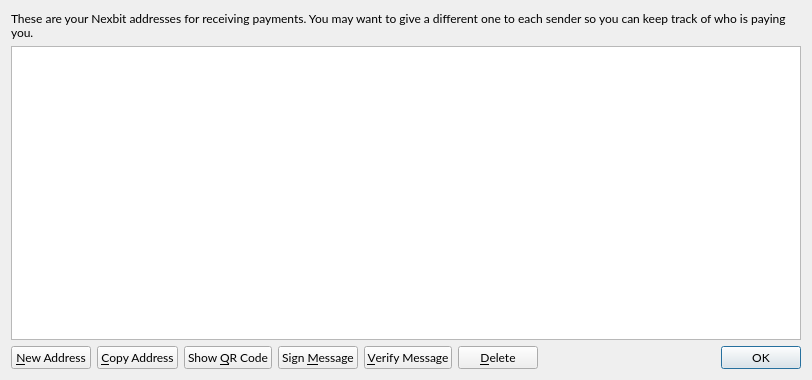
First picture: the form in src/qt/forms/addressbookpage.ui, repository nexbitproject/nexbit, before the edit.
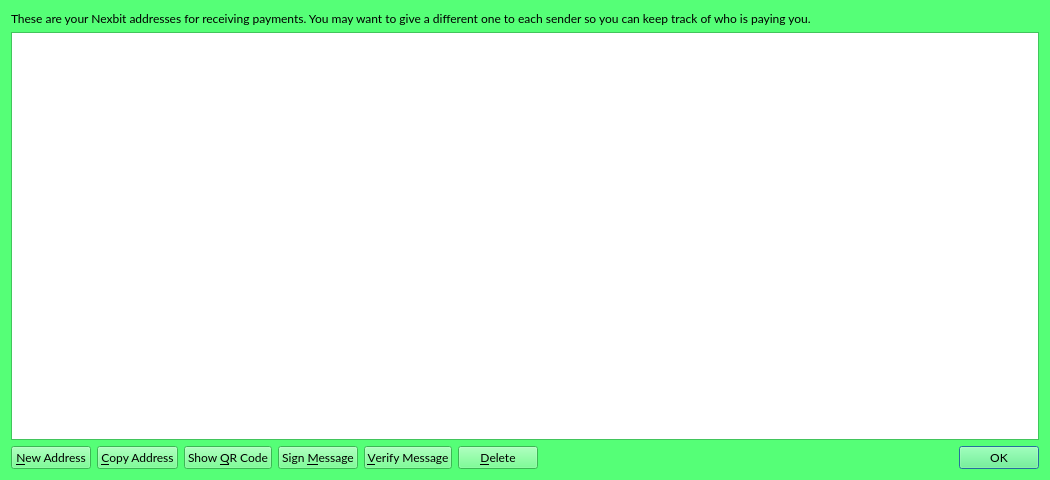
Second picture: the form after the edit. Icons and pictures are not drawn.

```diff
--- a/src/qt/forms/addressbookpage.ui
+++ b/src/qt/forms/addressbookpage.ui
@@ -6,10 +6,452 @@
    <rect>
     <x>0</x>
     <y>0</y>
-    <width>812</width>
-    <height>380</height>
+    <width>1050</width>
+    <height>480</height>
    </rect>
   </property>
+  <property name="palette">
+   <palette>
+    <active>
+     <colorrole role="WindowText">
+      <brush brushstyle="SolidPattern">
+       <color alpha="255">
+        <red>0</red>
+        <green>0</green>
+        <blue>0</blue>
+       </color>
+      </brush>
+     </colorrole>
+     <colorrole role="Button">
+      <brush brushstyle="SolidPattern">
+       <color alpha="255">
+        <red>85</red>
+        <green>255</green>
+        <blue>119</blue>
+       </color>
+      </brush>
+     </colorrole>
+     <colorrole role="Light">
+      <brush brushstyle="SolidPattern">
+       <color alpha="255">
+        <red>213</red>
+        <green>255</green>
+        <blue>221</blue>
+       </color>
+      </brush>
+     </colorrole>
+     <colorrole role="Midlight">
+      <brush brushstyle="SolidPattern">
+       <color alpha="255">
+        <red>149</red>
+        <green>255</green>
+        <blue>170</blue>
+       </color>
+      </brush>
+     </colorrole>
+     <colorrole role="Dark">
+      <brush brushstyle="SolidPattern">
+       <color alpha="255">
+        <red>42</red>
+        <green>127</green>
+        <blue>59</blue>
+       </color>
+      </brush>
+     </colorrole>
+     <colorrole role="Mid">
+      <brush brushstyle="SolidPattern">
+       <color alpha="255">
+        <red>56</red>
+        <green>170</green>
+        <blue>79</blue>
+       </color>
+      </brush>
+     </colorrole>
+     <colorrole role="Text">
+      <brush brushstyle="SolidPattern">
+       <color alpha="255">
+        <red>0</red>
+        <green>0</green>
+        <blue>0</blue>
+       </color>
+      </brush>
+     </colorrole>
+     <colorrole role="BrightText">
+      <brush brushstyle="SolidPattern">
+       <color alpha="255">
+        <red>255</red>
+        <green>255</green>
+        <blue>255</blue>
+       </color>
+      </brush>
+     </colorrole>
+     <colorrole role="ButtonText">
+      <brush brushstyle="SolidPattern">
+       <color alpha="255">
+        <red>0</red>
+        <green>0</green>
+        <blue>0</blue>
+       </color>
+      </brush>
+     </colorrole>
+     <colorrole role="Base">
+      <brush brushstyle="SolidPattern">
+       <color alpha="255">
+        <red>255</red>
+        <green>255</green>
+        <blue>255</blue>
+       </color>
+      </brush>
+     </colorrole>
+     <colorrole role="Window">
+      <brush brushstyle="SolidPattern">
+       <color alpha="255">
+        <red>85</red>
+        <green>255</green>
+        <blue>119</blue>
+       </color>
+      </brush>
+     </colorrole>
+     <colorrole role="Shadow">
+      <brush brushstyle="SolidPattern">
+       <color alpha="255">
+        <red>0</red>
+        <green>0</green>
+        <blue>0</blue>
+       </color>
+      </brush>
+     </colorrole>
+     <colorrole role="AlternateBase">
+      <brush brushstyle="SolidPattern">
+       <color alpha="255">
+        <red>170</red>
+        <green>255</green>
+        <blue>187</blue>
+       </color>
+      </brush>
+     </colorrole>
+     <colorrole role="ToolTipBase">
+      <brush brushstyle="SolidPattern">
+       <color alpha="255">
+        <red>255</red>
+        <green>255</green>
+        <blue>220</blue>
+       </color>
+      </brush>
+     </colorrole>
+     <colorrole role="ToolTipText">
+      <brush brushstyle="SolidPattern">
+       <color alpha="255">
+        <red>0</red>
+        <green>0</green>
+        <blue>0</blue>
+       </color>
+      </brush>
+     </colorrole>
+     <colorrole role="PlaceholderText">
+      <brush brushstyle="SolidPattern">
+       <color alpha="128">
+        <red>0</red>
+        <green>0</green>
+        <blue>0</blue>
+       </color>
+      </brush>
+     </colorrole>
+    </active>
+    <inactive>
+     <colorrole role="WindowText">
+      <brush brushstyle="SolidPattern">
+       <color alpha="255">
+        <red>0</red>
+        <green>0</green>
+        <blue>0</blue>
+       </color>
+      </brush>
+     </colorrole>
+     <colorrole role="Button">
+      <brush brushstyle="SolidPattern">
+       <color alpha="255">
+        <red>85</red>
+        <green>255</green>
+        <blue>119</blue>
+       </color>
+      </brush>
+     </colorrole>
+     <colorrole role="Light">
+      <brush brushstyle="SolidPattern">
+       <color alpha="255">
+        <red>213</red>
+        <green>255</green>
+        <blue>221</blue>
+       </color>
+      </brush>
+     </colorrole>
+     <colorrole role="Midlight">
+      <brush brushstyle="SolidPattern">
+       <color alpha="255">
+        <red>149</red>
+        <green>255</green>
+        <blue>170</blue>
+       </color>
+      </brush>
+     </colorrole>
+     <colorrole role="Dark">
+      <brush brushstyle="SolidPattern">
+       <color alpha="255">
+        <red>42</red>
+        <green>127</green>
+        <blue>59</blue>
+       </color>
+      </brush>
+     </colorrole>
+     <colorrole role="Mid">
+      <brush brushstyle="SolidPattern">
+       <color alpha="255">
+        <red>56</red>
+        <green>170</green>
+        <blue>79</blue>
+       </color>
+      </brush>
+     </colorrole>
+     <colorrole role="Text">
+      <brush brushstyle="SolidPattern">
+       <color alpha="255">
+        <red>0</red>
+        <green>0</green>
+        <blue>0</blue>
+       </color>
+      </brush>
+     </colorrole>
+     <colorrole role="BrightText">
+      <brush brushstyle="SolidPattern">
+       <color alpha="255">
+        <red>255</red>
+        <green>255</green>
+        <blue>255</blue>
+       </color>
+      </brush>
+     </colorrole>
+     <colorrole role="ButtonText">
+      <brush brushstyle="SolidPattern">
+       <color alpha="255">
+        <red>0</red>
+        <green>0</green>
+        <blue>0</blue>
+       </color>
+      </brush>
+     </colorrole>
+     <colorrole role="Base">
+      <brush brushstyle="SolidPattern">
+       <color alpha="255">
+        <red>255</red>
+        <green>255</green>
+        <blue>255</blue>
+       </color>
+      </brush>
+     </colorrole>
+     <colorrole role="Window">
+      <brush brushstyle="SolidPattern">
+       <color alpha="255">
+        <red>85</red>
+        <green>255</green>
+        <blue>119</blue>
+       </color>
+      </brush>
+     </colorrole>
+     <colorrole role="Shadow">
+      <brush brushstyle="SolidPattern">
+       <color alpha="255">
+        <red>0</red>
+        <green>0</green>
+        <blue>0</blue>
+       </color>
+      </brush>
+     </colorrole>
+     <colorrole role="AlternateBase">
+      <brush brushstyle="SolidPattern">
+       <color alpha="255">
+        <red>170</red>
+        <green>255</green>
+        <blue>187</blue>
+       </color>
+      </brush>
+     </colorrole>
+     <colorrole role="ToolTipBase">
+      <brush brushstyle="SolidPattern">
+       <color alpha="255">
+        <red>255</red>
+        <green>255</green>
+        <blue>220</blue>
+       </color>
+      </brush>
+     </colorrole>
+     <colorrole role="ToolTipText">
+      <brush brushstyle="SolidPattern">
+       <color alpha="255">
+        <red>0</red>
+        <green>0</green>
+        <blue>0</blue>
+       </color>
+      </brush>
+     </colorrole>
+     <colorrole role="PlaceholderText">
+      <brush brushstyle="SolidPattern">
+       <color alpha="128">
+        <red>0</red>
+        <green>0</green>
+        <blue>0</blue>
+       </color>
+      </brush>
+     </colorrole>
+    </inactive>
+    <disabled>
+     <colorrole role="WindowText">
+      <brush brushstyle="SolidPattern">
+       <color alpha="255">
+        <red>42</red>
+        <green>127</green>
+        <blue>59</blue>
+       </color>
+      </brush>
+     </colorrole>
+     <colorrole role="Button">
+      <brush brushstyle="SolidPattern">
+       <color alpha="255">
+        <red>85</red>
+        <green>255</green>
+        <blue>119</blue>
+       </color>
+      </brush>
+     </colorrole>
+     <colorrole role="Light">
+      <brush brushstyle="SolidPattern">
+       <color alpha="255">
+        <red>213</red>
+        <green>255</green>
+        <blue>221</blue>
+       </color>
+      </brush>
+     </colorrole>
+     <colorrole role="Midlight">
+      <brush brushstyle="SolidPattern">
+       <color alpha="255">
+        <red>149</red>
+        <green>255</green>
+        <blue>170</blue>
+       </color>
+      </brush>
+     </colorrole>
+     <colorrole role="Dark">
+      <brush brushstyle="SolidPattern">
+       <color alpha="255">
+        <red>42</red>
+        <green>127</green>
+        <blue>59</blue>
+       </color>
+      </brush>
+     </colorrole>
+     <colorrole role="Mid">
+      <brush brushstyle="SolidPattern">
+       <color alpha="255">
+        <red>56</red>
+        <green>170</green>
+        <blue>79</blue>
+       </color>
+      </brush>
+     </colorrole>
+     <colorrole role="Text">
+      <brush brushstyle="SolidPattern">
+       <color alpha="255">
+        <red>42</red>
+        <green>127</green>
+        <blue>59</blue>
+       </color>
+      </brush>
+     </colorrole>
+     <colorrole role="BrightText">
+      <brush brushstyle="SolidPattern">
+       <color alpha="255">
+        <red>255</red>
+        <green>255</green>
+        <blue>255</blue>
+       </color>
+      </brush>
+     </colorrole>
+     <colorrole role="ButtonText">
+      <brush brushstyle="SolidPattern">
+       <color alpha="255">
+        <red>42</red>
+        <green>127</green>
+        <blue>59</blue>
+       </color>
+      </brush>
+     </colorrole>
+     <colorrole role="Base">
+      <brush brushstyle="SolidPattern">
+       <color alpha="255">
+        <red>85</red>
+        <green>255</green>
+        <blue>119</blue>
+       </color>
+      </brush>
+     </colorrole>
+     <colorrole role="Window">
+      <brush brushstyle="SolidPattern">
+       <color alpha="255">
+        <red>85</red>
+        <green>255</green>
+        <blue>119</blue>
+       </color>
+      </brush>
+     </colorrole>
+     <colorrole role="Shadow">
+      <brush brushstyle="SolidPattern">
+       <color alpha="255">
+        <red>0</red>
+        <green>0</green>
+        <blue>0</blue>
+       </color>
+      </brush>
+     </colorrole>
+     <colorrole role="AlternateBase">
+      <brush brushstyle="SolidPattern">
+       <color alpha="255">
+        <red>85</red>
+        <green>255</green>
+        <blue>119</blue>
+       </color>
+      </brush>
+     </colorrole>
+     <colorrole role="ToolTipBase">
+      <brush brushstyle="SolidPattern">
+       <color alpha="255">
+        <red>255</red>
+        <green>255</green>
+        <blue>220</blue>
+       </color>
+      </brush>
+     </colorrole>
+     <colorrole role="ToolTipText">
+      <brush brushstyle="SolidPattern">
+       <color alpha="255">
+        <red>0</red>
+        <green>0</green>
+        <blue>0</blue>
+       </color>
+      </brush>
+     </colorrole>
+     <colorrole role="PlaceholderText">
+      <brush brushstyle="SolidPattern">
+       <color alpha="128">
+        <red>0</red>
+        <green>0</green>
+        <blue>0</blue>
+       </color>
+      </brush>
+     </colorrole>
+    </disabled>
+   </palette>
+  </property>
   <property name="font">
    <font>
     <family>Lato</family>
@@ -24,6 +466,18 @@
   <layout class="QVBoxLayout" name="verticalLayout">
    <item>
     <widget class="QLabel" name="labelExplanation">
+     <property name="palette">
+      <palette>
+       <active/>
+       <inactive/>
+       <disabled/>
+      </palette>
+     </property>
+     <property name="font">
+      <font>
+       <family>Ubuntu Light</family>
+      </font>
+     </property>
      <property name="text">
       <string>These are your Nexbit addresses for receiving payments. You may want to give a different one to each sender so you can keep track of who is paying you.</string>
      </property>
@@ -37,12 +491,30 @@
    </item>
    <item>
     <widget class="QTableView" name="tableView">
+     <property name="palette">
+      <palette>
+       <active/>
+       <inactive/>
+       <disabled/>
+      </palette>
+     </property>
+     <property name="font">
+      <font>
+       <family>Ubuntu Light</family>
+      </font>
+     </property>
      <property name="contextMenuPolicy">
       <enum>Qt::CustomContextMenu</enum>
      </property>
      <property name="toolTip">
       <string>Double-click to edit address or label</string>
      </property>
+     <property name="autoFillBackground">
+      <bool>false</bool>
+     </property>
+     <property name="frameShadow">
+      <enum>QFrame::Raised</enum>
+     </property>
      <property name="tabKeyNavigation">
       <bool>false</bool>
      </property>
@@ -64,16 +536,51 @@
     <layout class="QHBoxLayout" name="horizontalLayout">
      <item>
       <widget class="QPushButton" name="newAddressButton">
+       <property name="palette">
+        <palette>
+         <active/>
+         <inactive/>
+         <disabled/>
+        </palette>
+       </property>
+       <property name="font">
+        <font>
+         <family>Ubuntu Light</family>
+         <italic>false</italic>
+        </font>
+       </property>
+       <property name="cursor">
+        <cursorShape>PointingHandCursor</cursorShape>
+       </property>
+       <property name="acceptDrops">
+        <bool>false</bool>
+       </property>
        <property name="toolTip">
         <string>Create a new address</string>
        </property>
+       <property name="toolTipDuration">
+        <number>3</number>
+       </property>
+       <property name="autoFillBackground">
+        <bool>false</bool>
+       </property>
        <property name="text">
         <string>&amp;New Address</string>
        </property>
+       <property name="flat">
+        <bool>false</bool>
+       </property>
       </widget>
      </item>
      <item>
       <widget class="QPushButton" name="copyToClipboard">
+       <property name="palette">
+        <palette>
+         <active/>
+         <inactive/>
+         <disabled/>
+        </palette>
+       </property>
        <property name="toolTip">
         <string>Copy the currently selected address to the system clipboard</string>
        </property>
@@ -84,6 +591,13 @@
      </item>
      <item>
       <widget class="QPushButton" name="showQRCode">
+       <property name="palette">
+        <palette>
+         <active/>
+         <inactive/>
+         <disabled/>
+        </palette>
+       </property>
        <property name="text">
         <string>Show &amp;QR Code</string>
        </property>
@@ -91,9 +605,24 @@
      </item>
      <item>
       <widget class="QPushButton" name="signMessage">
+       <property name="palette">
+        <palette>
+         <active/>
+         <inactive/>
+         <disabled/>
+        </palette>
+       </property>
+       <property name="font">
+        <font>
+         <family>Ubuntu Light</family>
+        </font>
+       </property>
        <property name="toolTip">
         <string>Sign a message to prove you own a Nexbit address</string>
        </property>
+       <property name="autoFillBackground">
+        <bool>true</bool>
+       </property>
        <property name="text">
         <string>Sign &amp;Message</string>
        </property>
@@ -101,6 +630,18 @@
      </item>
      <item>
       <widget class="QPushButton" name="verifyMessage">
+       <property name="palette">
+        <palette>
+         <active/>
+         <inactive/>
+         <disabled/>
+        </palette>
+       </property>
+       <property name="font">
+        <font>
+         <family>Ubuntu Light</family>
+        </font>
+       </property>
        <property name="toolTip">
         <string>Verify a message to ensure it was signed with a specified Nexbit address</string>
        </property>
@@ -111,6 +652,18 @@
      </item>
      <item>
       <widget class="QPushButton" name="deleteButton">
+       <property name="palette">
+        <palette>
+         <active/>
+         <inactive/>
+         <disabled/>
+        </palette>
+       </property>
+       <property name="font">
+        <font>
+         <family>Ubuntu Light</family>
+        </font>
+       </property>
        <property name="toolTip">
         <string>Delete the currently selected address from the list</string>
        </property>
@@ -140,6 +693,13 @@
          <verstretch>0</verstretch>
         </sizepolicy>
        </property>
+       <property name="palette">
+        <palette>
+         <active/>
+         <inactive/>
+         <disabled/>
+        </palette>
+       </property>
        <property name="standardButtons">
         <set>QDialogButtonBox::Ok</set>
        </property>
```
Left out of the diff: 14 changed lines with no effect on the pictures.
